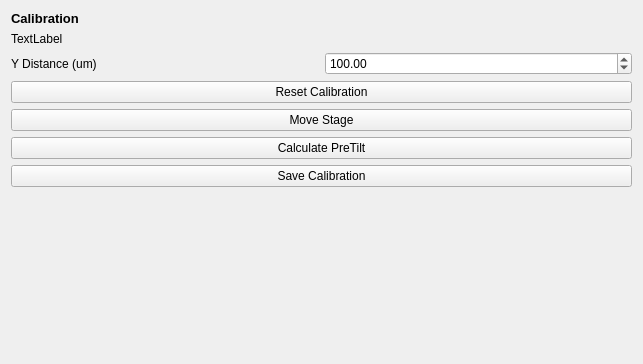
First picture: the form in openlm/ui/qt/OpenLMCalibrationWidget.ui, repository DeMarcoLab/openCLEM, before the edit; both pictures show x 0 to 643 and y 0 to 364 of the 643 by 532 pixel window.
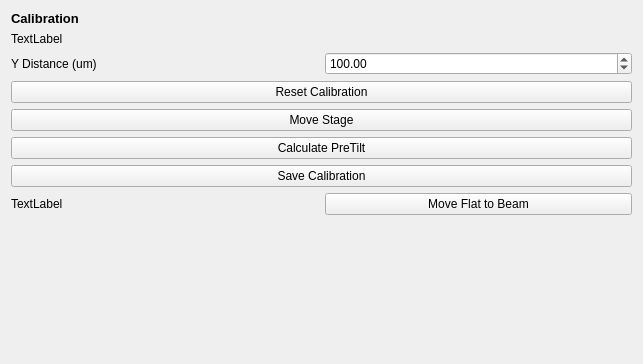
Second picture: the form after the edit.

Commit message: add move flat to beam to calibration widget

The edit to the form file:
```diff
--- a/openlm/ui/qt/OpenLMCalibrationWidget.ui
+++ b/openlm/ui/qt/OpenLMCalibrationWidget.ui
@@ -14,7 +14,7 @@
    <string>Form</string>
   </property>
   <layout class="QGridLayout" name="gridLayout">
-   <item row="16" column="0" colspan="2">
+   <item row="17" column="0" colspan="2">
     <spacer name="verticalSpacer">
      <property name="orientation">
       <enum>Qt::Vertical</enum>
@@ -99,6 +99,20 @@
      </property>
     </widget>
    </item>
+   <item row="16" column="1">
+    <widget class="QPushButton" name="pushButton_move_stage_flat">
+     <property name="text">
+      <string>Move Flat to Beam</string>
+     </property>
+    </widget>
+   </item>
+   <item row="16" column="0">
+    <widget class="QLabel" name="label_move_stage_flat">
+     <property name="text">
+      <string>TextLabel</string>
+     </property>
+    </widget>
+   </item>
   </layout>
  </widget>
  <resources/>
```
The commit also changes 2 other files.
